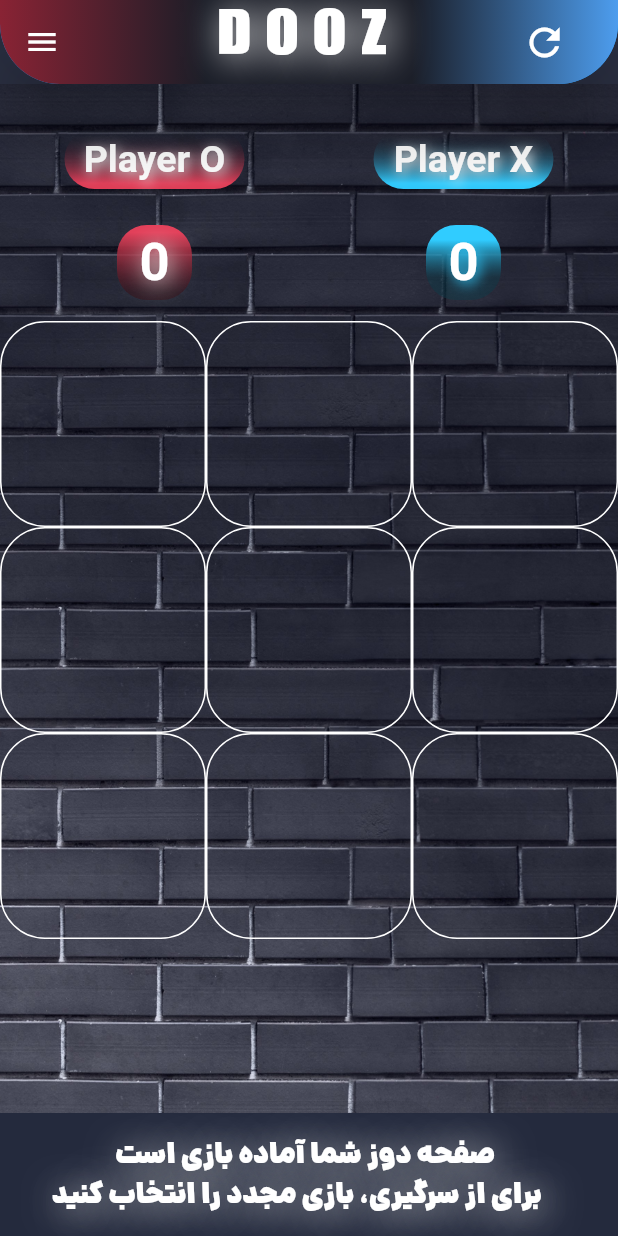
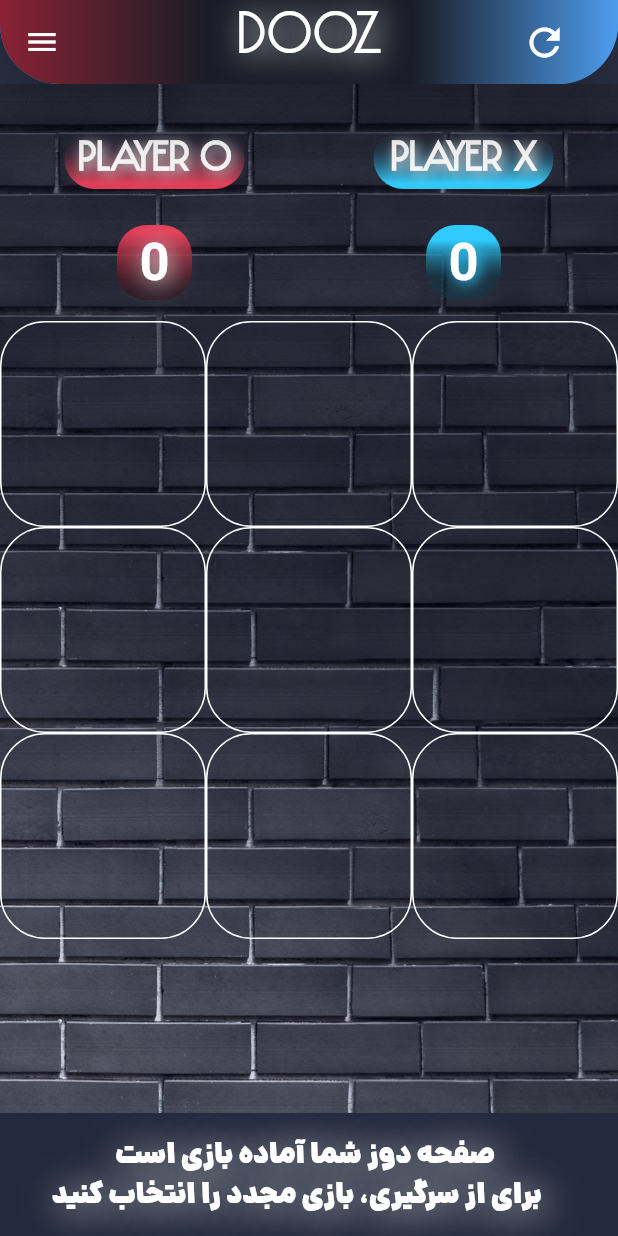
Before and after one commit to amirkhosrwiy/Dooz, a Flutter app: the screen it shows after launch, after a tap on the "refresh" icon, on a phone screen of 412 x 824 dp. Run offline on Flutter 3.47's test engine with Material 2 defaults, Android fonts, the light colour scheme and no system bars.

Commit message:
Set the font in 13:20    1402/1/5

```diff
--- a/lib/pages/help_game_screen.dart
+++ b/lib/pages/help_game_screen.dart
@@ -15,9 +15,9 @@ class HelpGameScreen extends StatelessWidget {
           ),
         ),
         title: Padding(
-          padding: const EdgeInsets.only(left: 70),
+          padding: const EdgeInsets.only(left: 100),
           child: Text(
-            ' D o o z ',
+            'Help',
             style: TextStyle(
               shadows: [
                 Shadow(
@@ -29,7 +29,7 @@ class HelpGameScreen extends StatelessWidget {
               color: Colors.white,
               fontSize: 40,
               // fontWeight: FontWeight.bold,
-              fontFamily: 'CA',
+              fontFamily: 'GI',
             ),
           ),
         ),
--- a/lib/screens/home_screen.dart
+++ b/lib/screens/home_screen.dart
@@ -33,14 +33,14 @@ class _HomeState extends State<Home> {
         )),
         actions: [
           Padding(
-            padding: const EdgeInsets.symmetric(horizontal: 70),
+            padding: const EdgeInsets.symmetric(horizontal: 85, vertical: 5),
             child: Text(
-              ' D o o z ',
+              'Dooz',
               style: TextStyle(
                 shadows: [
                   Shadow(
-                    blurRadius: 30.0, // shadow blur
-                    color: Colors.grey.shade300, // shadow color
+                    blurRadius: 25, // shadow blur
+                    color: Colors.white, // shadow color
                     offset: Offset(3.0, 2.0), // how much shadow will be shown
                   ),
                 ],
@@ -48,7 +48,7 @@ class _HomeState extends State<Home> {
                 // fontFamily:
                 fontSize: 40,
                 // fontWeight: FontWeight.bold,
-                fontFamily: 'CA',
+                fontFamily: 'GI',
               ),
             ),
           ),
@@ -228,9 +228,9 @@ class _HomeState extends State<Home> {
                 ' $winnerTitle  بازی مجدد ',
                 style: TextStyle(
                   color: Color(0xffFFFFFF),
-                  fontSize: 20,
+                  fontSize: 22.5,
                   fontWeight: FontWeight.bold,
-                  fontFamily: 'DB',
+                  fontFamily: 'QT',
                   shadows: [
                     Shadow(
                       blurRadius: 15, // shadow blur
@@ -255,9 +255,9 @@ class _HomeState extends State<Home> {
           height: 60,
           child: Center(
             child: Text(
-              isTurnO ? 'O  نوبت ' : 'X  نوبت ',
+              isTurnO ? 'Turn  O ' : 'Turn  X ',
               style: TextStyle(
-                fontFamily: 'DB',
+                fontFamily: 'GI',
                 shadows: [
                   Shadow(
                     blurRadius: 20.0, // shadow blur
@@ -318,6 +318,7 @@ class _HomeState extends State<Home> {
                   xOrOList[index],
                   style: TextStyle(
                     fontSize: 70,
+                    fontFamily: 'GI',
                     fontWeight: FontWeight.bold,
                     color: xOrOList[index] == 'X'
                         ? Color(0xff30CCFF)
@@ -433,7 +434,8 @@ class _HomeState extends State<Home> {
                       'Player O',
                       style: TextStyle(
                         color: Colors.white,
-                        fontSize: 25,
+                        fontSize: 27.5,
+                        fontFamily: 'GI',
                         fontWeight: FontWeight.bold,
                         shadows: [
                           Shadow(
@@ -473,6 +475,7 @@ class _HomeState extends State<Home> {
                       style: TextStyle(
                         color: Colors.white,
                         fontSize: 35,
+                        fontFamily: 'GI',
                         fontWeight: FontWeight.bold,
                         shadows: [
                           Shadow(
@@ -517,8 +520,9 @@ class _HomeState extends State<Home> {
                       'Player X',
                       style: TextStyle(
                         color: Colors.white,
-                        fontSize: 25,
+                        fontSize: 27.5,
                         fontWeight: FontWeight.bold,
+                        fontFamily: 'GI',
                         shadows: [
                           Shadow(
                             blurRadius: 10.0, // shadow blur
@@ -557,6 +561,7 @@ class _HomeState extends State<Home> {
                       style: TextStyle(
                         color: Colors.white,
                         fontSize: 35,
+                        fontFamily: 'GI',
                         fontWeight: FontWeight.bold,
                         shadows: [
                           Shadow(
--- a/lib/screens/selection_game.dart
+++ b/lib/screens/selection_game.dart
@@ -24,9 +24,9 @@ class GotoHome_Screen extends StatelessWidget {
           ),
         ),
         title: Padding(
-          padding: const EdgeInsets.only(left: 70),
+          padding: const EdgeInsets.only(left: 80),
           child: Text(
-            ' D o o z ',
+            'Home',
             style: TextStyle(
               shadows: [
                 Shadow(
@@ -38,7 +38,7 @@ class GotoHome_Screen extends StatelessWidget {
               color: Colors.white,
               fontSize: 40,
               // fontWeight: FontWeight.bold,
-              fontFamily: 'CA',
+              fontFamily: 'GI',
             ),
           ),
         ),
--- a/lib/widget/navigation_drawer_widget.dart
+++ b/lib/widget/navigation_drawer_widget.dart
@@ -77,7 +77,9 @@ class NavigationDrawerWidget extends StatelessWidget {
 
     return ListTile(
       leading: Icon(icon, color: color),
-      title: Text(text, style: TextStyle(color: color)),
+      title: Text(text,
+          style: TextStyle(
+              color: color, fontFamily: 'GI', fontWeight: FontWeight.bold)),
       hoverColor: hoverColor,
       onTap: onClicked,
     );
--- a/pubspec.yaml
+++ b/pubspec.yaml
@@ -62,9 +62,9 @@ flutter:
     #     #///
     #     #///
     #     #///
-    # - family: DE
-    #   fonts:
-    #     - asset: assets/fonts/de.ttf
+    - family: QT
+      fonts:
+        - asset: assets/fonts/qt.ttf
     #     #///
     #     #///
     #     #///
```
Also changed, not shown: lib/pages/settings_game_screen.dart (+4 -4 lines), lib/screens/about_screen.dart (+4 -4 lines), assets/fonts/qt.ttf (added).
